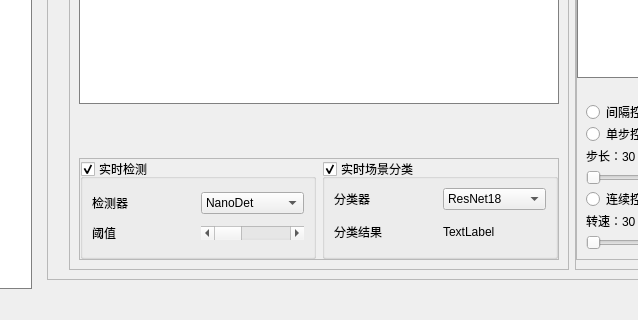
canoe-Z/TelloRS, file ui/MainWindow.ui: the form before one commit; both pictures show x 127 to 765 and y 347 to 667 of the 1105 by 667 pixel window.
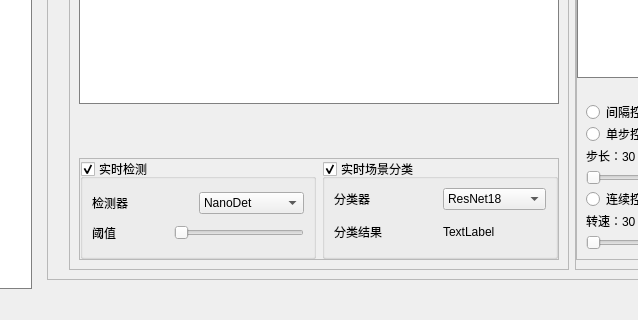
The form after the commit. The open tabs and pages were chosen to show the change. Custom widgets are drawn as their Qt base class.

Patch:
```diff
--- a/ui/MainWindow.ui
+++ b/ui/MainWindow.ui
@@ -134,7 +134,7 @@
     <item>
      <widget class="QStackedWidget" name="stackedWidget">
       <property name="currentIndex">
-       <number>2</number>
+       <number>0</number>
       </property>
       <widget class="QWidget" name="page">
        <layout class="QHBoxLayout" name="horizontalLayout_4" stretch="0">
@@ -195,8 +195,8 @@
                 </property>
                 <property name="maximumSize">
                  <size>
-                  <width>480</width>
-                  <height>360</height>
+                  <width>16777215</width>
+                  <height>16777215</height>
                  </size>
                 </property>
                 <property name="styleSheet">
@@ -235,7 +235,7 @@
                 <property name="frameShadow">
                  <enum>QFrame::Raised</enum>
                 </property>
-                <layout class="QHBoxLayout" name="horizontalLayout">
+                <layout class="QHBoxLayout" name="horizontalLayout" stretch="1,1">
                  <property name="leftMargin">
                   <number>0</number>
                  </property>
@@ -269,6 +269,13 @@
                     <bool>true</bool>
                    </property>
                    <layout class="QGridLayout" name="gridLayout_2">
+                    <item row="1" column="0">
+                     <widget class="QLabel" name="label_conf">
+                      <property name="text">
+                       <string>阈值</string>
+                      </property>
+                     </widget>
+                    </item>
                     <item row="0" column="0">
                      <widget class="QLabel" name="label_4">
                       <property name="text">
@@ -276,11 +283,17 @@
                       </property>
                      </widget>
                     </item>
-                    <item row="0" column="1">
+                    <item row="0" column="1" alignment="Qt::AlignRight">
                      <widget class="QComboBox" name="comboBox">
+                      <property name="minimumSize">
+                       <size>
+                        <width>105</width>
+                        <height>0</height>
+                       </size>
+                      </property>
                       <property name="maximumSize">
                        <size>
-                        <width>200</width>
+                        <width>105</width>
                         <height>16777215</height>
                        </size>
                       </property>
@@ -301,18 +314,11 @@
                       </item>
                      </widget>
                     </item>
-                    <item row="1" column="0">
-                     <widget class="QLabel" name="label_3">
-                      <property name="text">
-                       <string>阈值</string>
-                      </property>
-                     </widget>
-                    </item>
                     <item row="1" column="1">
-                     <widget class="QScrollBar" name="horizontalScrollBar">
+                     <widget class="QSlider" name="slider_conf">
                       <property name="maximumSize">
                        <size>
-                        <width>300</width>
+                        <width>130</width>
                         <height>16777215</height>
                        </size>
                       </property>
```
